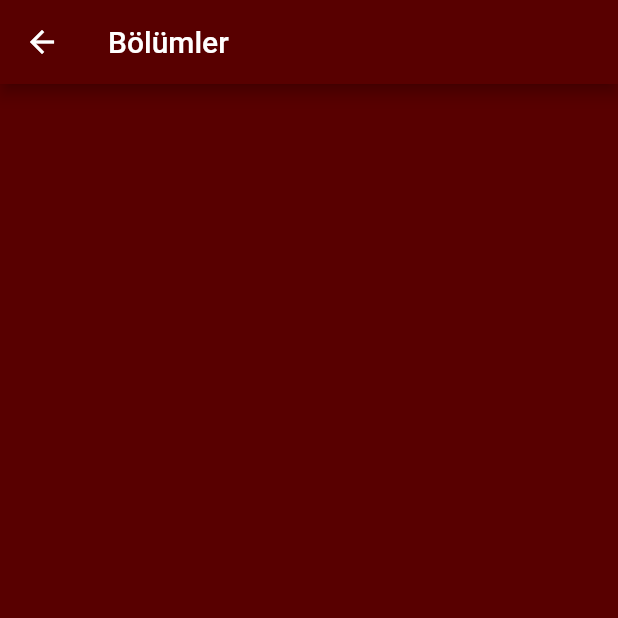
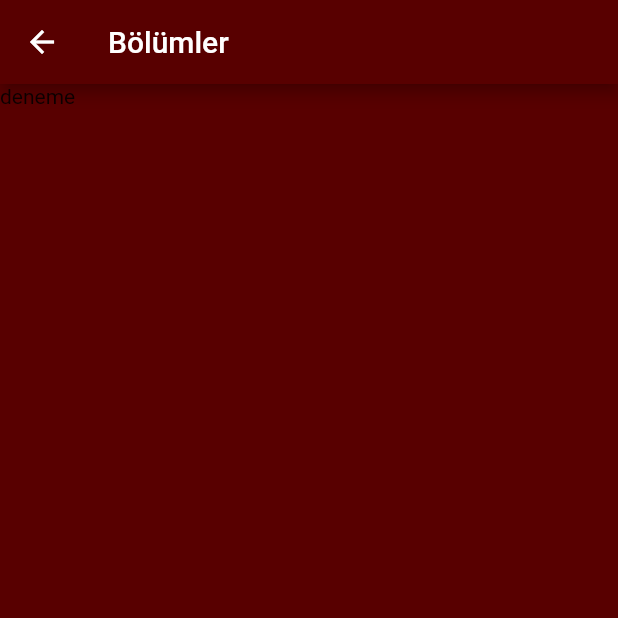
Before and after one commit to halak0013/ingilizce_oyunu1, a Flutter app: the Menu screen opened directly, on a phone screen of 412 x 824 dp, the top half of it. Run offline on Flutter 3.47's test engine with Material 2 defaults, Android fonts, the phone set to English and light mode, and no system bars.

Commit message:
buton widgetı ekleme

```diff
--- a/lib/screen/menu.dart
+++ b/lib/screen/menu.dart
@@ -8,7 +8,11 @@ class Menu extends StatelessWidget {
   Widget build(BuildContext context) {
     return Scaffold(
       appBar:AppBar(title: Text("Bölümler"),),
-      body: AnaElaman2(),
+      body: Column(
+        children: [
+          AnaElaman2(),
+        ],
+      ),
     );
   }
 }
--- a/lib/widgetlar/m_anaEleman.dart
+++ b/lib/widgetlar/m_anaEleman.dart
@@ -1,16 +1,32 @@
 import 'package:flutter/material.dart';
+import 'package:ingilizce_oyunu1/constants/constants.dart';
 
 class AnaElaman2 extends StatelessWidget {
+  final void Function()? fonksiyon;
   const AnaElaman2({
-    Key? key
-
-
+    Key? key,
+    this.fonksiyon,
   }) : super(key: key);
 
   @override
   Widget build(BuildContext context) {
-    return InkWell(
-
+    return Expanded(
+      child: Stack(
+        fit: StackFit.expand,
+        children: [
+          InkWell(
+            autofocus: true,
+            highlightColor: COLOR_BASLIK_BORDO,
+            overlayColor: MaterialStateProperty.all(COLOR_ARKAPLAN_BEYAZ),
+            splashColor: COLOR_BASLIK_BORDO,
+            //TODO: aşşağıdaki ?? geçici olarak buton fonksiyonugöözüksün diye koyuldu
+            //TODO: silmeyi unutma
+            onTap: fonksiyon,
+            borderRadius: BorderRadius.all(Radius.circular(12)),
+          ),
+          Text("deneme"),
+        ],
+      ),
     );
   }
 }
```
